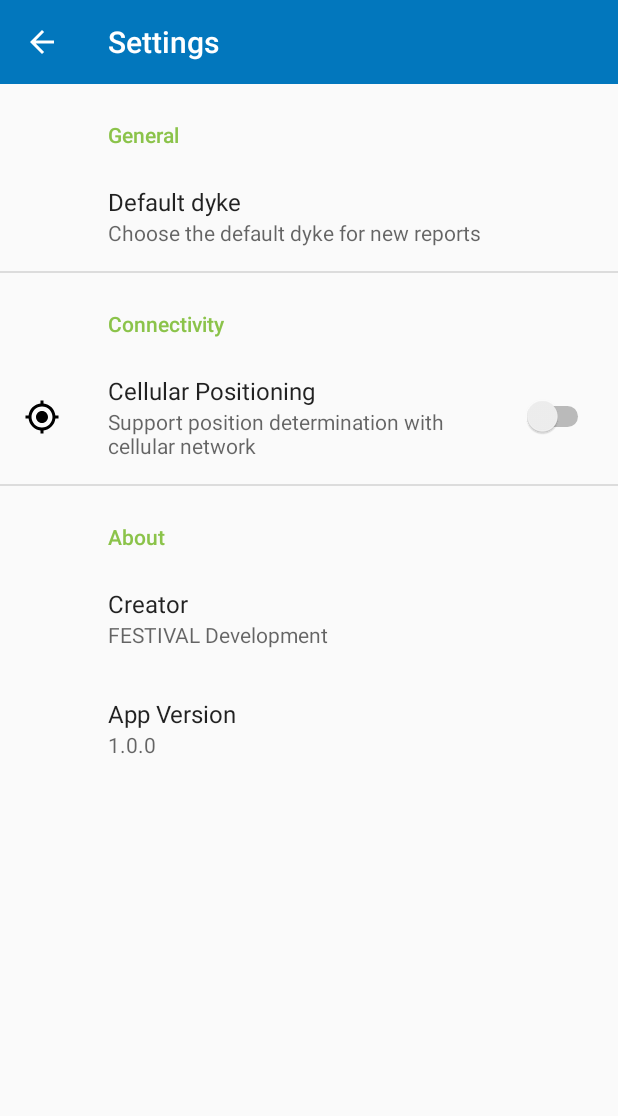
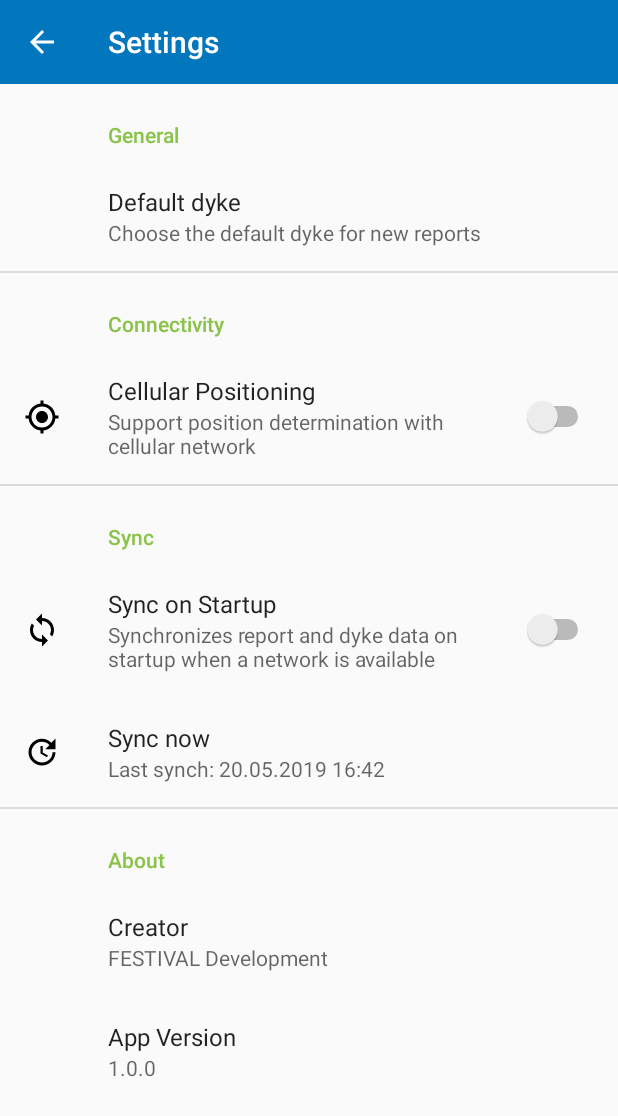
Before and after one commit to festivaledu/Deichkind, an Android app: the SettingsFragment screen opened directly, with no data from a screen before it, on a phone screen of 412 x 824 dp. Shown: the top 1116 px of the screen. Run offline under Robolectric (Android 15) with nearby library versions, the phone set to English and light mode, and no system bars; our stand-ins replace androidx.preference; network calls fail.

Commit message:
Add sync settings

```diff
--- /dev/null
+++ b/client/app/src/main/res/drawable/ic_sync_black_24dp.xml
@@ -0,0 +1,9 @@
+<vector xmlns:android="http://schemas.android.com/apk/res/android"
+        android:width="24dp"
+        android:height="24dp"
+        android:viewportWidth="24.0"
+        android:viewportHeight="24.0">
+    <path
+        android:fillColor="#FF000000"
+        android:pathData="M12,4L12,1L8,5l4,4L12,6c3.31,0 6,2.69 6,6 0,1.01 -0.25,1.97 -0.7,2.8l1.46,1.46C19.54,15.03 20,13.57 20,12c0,-4.42 -3.58,-8 -8,-8zM12,18c-3.31,0 -6,-2.69 -6,-6 0,-1.01 0.25,-1.97 0.7,-2.8L5.24,7.74C4.46,8.97 4,10.43 4,12c0,4.42 3.58,8 8,8v3l4,-4 -4,-4v3z"/>
+</vector>
--- /dev/null
+++ b/client/app/src/main/res/drawable/ic_update_black_24dp.xml
@@ -0,0 +1,9 @@
+<vector xmlns:android="http://schemas.android.com/apk/res/android"
+        android:width="24dp"
+        android:height="24dp"
+        android:viewportWidth="24.0"
+        android:viewportHeight="24.0">
+    <path
+        android:fillColor="#FF000000"
+        android:pathData="M21,10.12h-6.78l2.74,-2.82c-2.73,-2.7 -7.15,-2.8 -9.88,-0.1 -2.73,2.71 -2.73,7.08 0,9.79 2.73,2.71 7.15,2.71 9.88,0C18.32,15.65 19,14.08 19,12.1h2c0,1.98 -0.88,4.55 -2.64,6.29 -3.51,3.48 -9.21,3.48 -12.72,0 -3.5,-3.47 -3.53,-9.11 -0.02,-12.58 3.51,-3.47 9.14,-3.47 12.65,0L21,3v7.12zM12.5,8v4.25l3.5,2.08 -0.72,1.21L11,13V8h1.5z"/>
+</vector>
--- a/client/app/src/main/res/xml/app_resources.xml
+++ b/client/app/src/main/res/xml/app_resources.xml
@@ -20,6 +20,20 @@
         />
     </PreferenceCategory>
 
+    <PreferenceCategory android:title="Sync">
+        <SwitchPreference
+                android:key="sync-data-on-startup-if-network-available"
+                android:icon="@drawable/ic_sync_black_24dp"
+                android:title="Sync on Startup"
+                android:summary="Synchronizes report and dyke data on startup when a network is available"
+        />
+        <Preference
+                android:icon="@drawable/ic_update_black_24dp"
+                android:title="Sync now"
+                android:summary="Last synch: 20.05.2019 16:42"
+        />
+    </PreferenceCategory>
+
     <PreferenceCategory android:title="About">
         <Preference
                 android:title="Creator"
```
